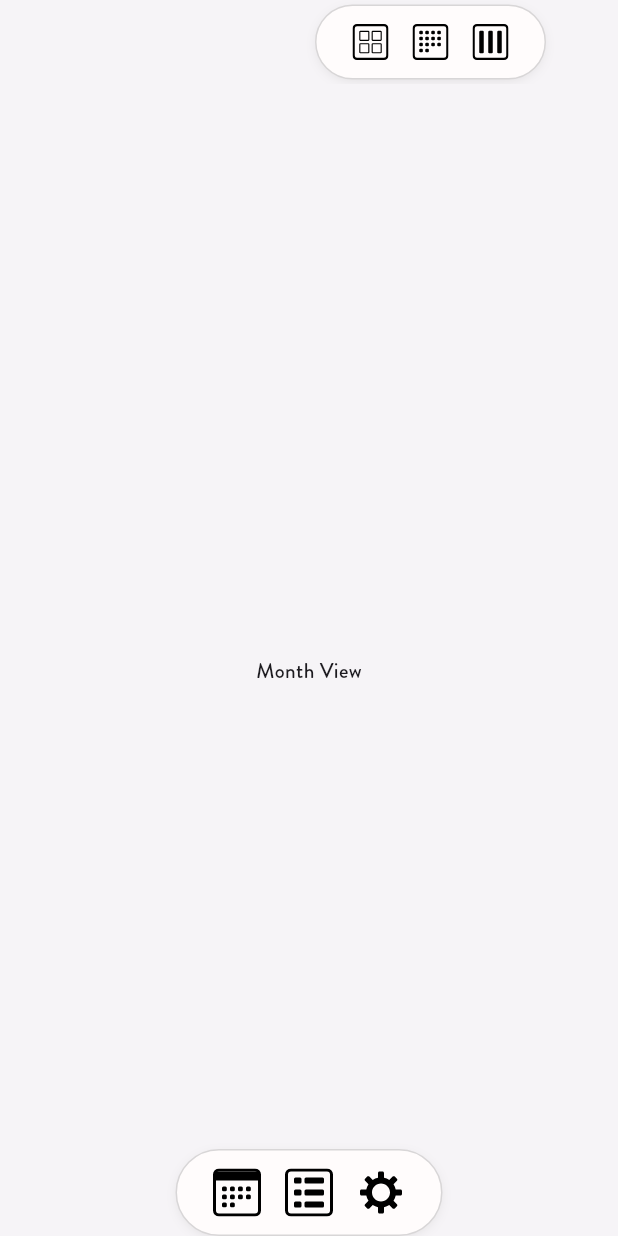
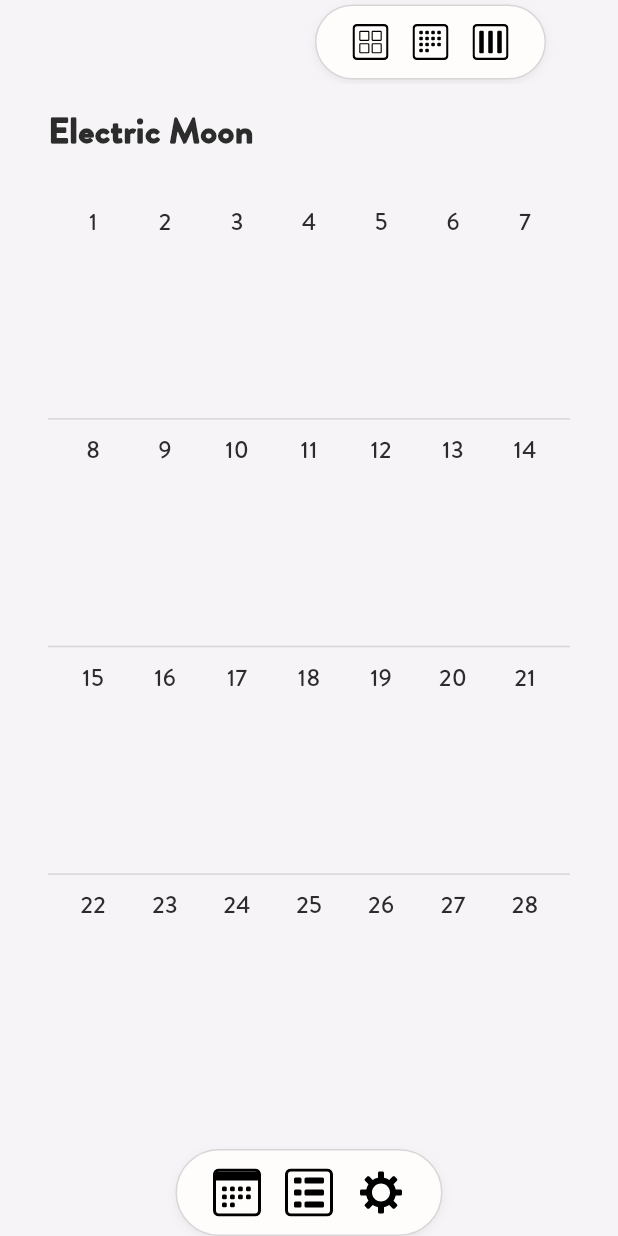
Before and after one commit to halbehers/hamewari_lunar_calendar, a Flutter app: the screen it shows after launch, swiped to page 2, on a phone screen of 412 x 824 dp. Run offline on Flutter 3.47's test engine with Material 3 defaults, Android fonts, the phone set to English and light mode, and no system bars; our stand-ins replace flutter_svg, go_router, sqflite, vibration; accounts and stored records are empty.

Commit message:
Chore: Month view UI

```diff
--- a/lib/main.dart
+++ b/lib/main.dart
@@ -34,7 +34,7 @@ AppTheme lightAppTheme = AppTheme(
 
 AppTheme darkAppTheme = AppTheme(
   backgroundColor: ThemeColors.grey[600]!,
-  secondaryBackgroundColor: ThemeColors.grey[500]!,
+  secondaryBackgroundColor: ThemeColors.grey[700]!,
   textColor: ThemeColors.white,
   iconColor: ThemeColors.grey[100]!,
   iconActiveColor: ThemeColors.turquoise[200]!,
--- a/lib/theme/theme_colors.dart
+++ b/lib/theme/theme_colors.dart
@@ -22,6 +22,7 @@ class ThemeColors {
         400: Color(0xFF6C6C6C),
         500: Color(_greyPrimaryValue),
         600: Color(0xFF2C2C2C),
+        700: Color(0xFF1B1B1B),
       });
 
   static const int _grey100Value = 0xFFF6F4F7;
--- /dev/null
+++ b/lib/ui/calendar/event_card.dart
@@ -0,0 +1,36 @@
+import 'package:flutter/material.dart';
+import 'package:hamewari/db/models/event.dart';
+import 'package:hamewari/main.dart';
+import 'package:hamewari/theme/app_theme.dart';
+
+class EventCard extends StatelessWidget {
+  const EventCard({super.key, required this.event});
+
+  final Event event;
+
+  @override
+  Widget build(BuildContext context) {
+    AppTheme appTheme = context.appTheme;
+
+    return Padding(
+      padding: EdgeInsetsGeometry.symmetric(vertical: 2),
+      child: Container(
+        width: 42,
+        decoration: BoxDecoration(
+          color: appTheme.implementationWeekColor,
+          borderRadius: BorderRadius.all(Radius.circular(4.0)),
+        ),
+        child: Padding(
+          padding: const EdgeInsetsGeometry.symmetric(horizontal: 3),
+          child: Text(
+            event.name,
+            textWidthBasis: TextWidthBasis.parent,
+            overflow: TextOverflow.clip,
+            maxLines: 1,
+            softWrap: true,
+          ),
+        ),
+      ),
+    );
+  }
+}
--- /dev/null
+++ b/lib/ui/calendar/month_calendar.dart
@@ -0,0 +1,56 @@
+import 'package:flutter/material.dart';
+import 'package:hamewari/calendar/calendar_manager.dart';
+import 'package:hamewari/main.dart';
+import 'package:hamewari/theme/app_theme.dart';
+import 'package:hamewari/ui/calendar/month_calendar_week.dart';
+
+class MonthCalendar extends StatelessWidget {
+  const MonthCalendar({super.key, required this.month});
+
+  final Month month;
+
+  Widget buildSeparator(AppTheme appTheme) {
+    return Padding(
+      padding: EdgeInsetsGeometry.only(bottom: 8),
+      child: Container(
+        height: 1,
+        decoration: BoxDecoration(color: appTheme.borderColor),
+      ),
+    );
+  }
+
+  @override
+  Widget build(BuildContext context) {
+    AppTheme appTheme = context.appTheme;
+
+    return Column(
+      crossAxisAlignment: CrossAxisAlignment.start,
+      children: [
+        Flexible(
+          flex: 0,
+          child: Padding(
+            padding: EdgeInsetsGeometry.directional(bottom: 32),
+            child: Text(month.name, style: appTheme.h2),
+          ),
+        ),
+        Flexible(
+          flex: 1,
+          child: Padding(
+            padding: EdgeInsetsGeometry.only(bottom: 90),
+            child: Column(
+              children: [
+                Flexible(child: MonthCalendarWeek(week: Week.starting)),
+                buildSeparator(appTheme),
+                Flexible(child: MonthCalendarWeek(week: Week.refinement)),
+                buildSeparator(appTheme),
+                Flexible(child: MonthCalendarWeek(week: Week.transformation)),
+                buildSeparator(appTheme),
+                Flexible(child: MonthCalendarWeek(week: Week.implementation)),
+              ],
+            ),
+          ),
+        ),
+      ],
+    );
+  }
+}
--- /dev/null
+++ b/lib/ui/calendar/month_calendar_day.dart
@@ -0,0 +1,57 @@
+import 'package:flutter/material.dart';
+import 'package:hamewari/db/models/event.dart';
+import 'package:hamewari/main.dart';
+import 'package:hamewari/theme/app_theme.dart';
+import 'package:hamewari/ui/calendar/event_card.dart';
+
+class MonthCalendarDay extends StatelessWidget {
+  const MonthCalendarDay({
+    super.key,
+    required this.day,
+    this.isActive = false,
+    this.events,
+  });
+
+  final int day;
+  final bool isActive;
+  final List<Event>? events;
+
+  List<Event> getEvents() {
+    if (events == null) return List.empty();
+
+    events!.sort((a, b) => a.startingAt.compareTo(b.startingAt));
+
+    return events!;
+  }
+
+  Widget buildDayNumber(AppTheme appTheme) {
+    return Container(
+      width: 32,
+      height: 24,
+      decoration: isActive
+          ? BoxDecoration(
+              color: appTheme.accentBackgroundColor,
+              borderRadius: BorderRadius.all(Radius.circular(1000)),
+            )
+          : null,
+      child: Center(child: Text(day.toString(), style: appTheme.body)),
+    );
+  }
+
+  @override
+  Widget build(BuildContext context) {
+    AppTheme appTheme = context.appTheme;
+
+    return Padding(
+      padding: EdgeInsetsGeometry.symmetric(horizontal: 2),
+      child: Column(
+        children: [
+          buildDayNumber(appTheme),
+          ...getEvents().map((event) {
+            return EventCard(event: event);
+          }),
+        ],
+      ),
+    );
+  }
+}
--- /dev/null
+++ b/lib/ui/calendar/month_calendar_week.dart
@@ -0,0 +1,36 @@
+import 'package:flutter/material.dart';
+import 'package:hamewari/calendar/calendar_manager.dart';
+import 'package:hamewari/db/models/event.dart';
+import 'package:hamewari/ui/calendar/month_calendar_day.dart';
+
+class MonthCalendarWeek extends StatelessWidget {
+  const MonthCalendarWeek({super.key, required this.week});
+
+  final Week week;
+
+  @override
+  Widget build(BuildContext context) {
+    // Event event1 = Event();
+    // event1.name = "Water plants";
+    // event1.startingAt = DateTime(2026, 2, 24, 9, 30);
+    // event1.endingAt = DateTime(2026, 2, 24, 10, 0);
+    // Event event2 = Event();
+    // event2.name = "Burn candle";
+    // event2.startingAt = DateTime(2026, 2, 24, 11, 0);
+    // event2.endingAt = DateTime(2026, 2, 24, 11, 30);
+
+    return Row(
+      mainAxisAlignment: MainAxisAlignment.spaceEvenly,
+      children:
+          List.generate(
+                7,
+                (int index) => index + ((week.weekNumber - 1) * 7) + 1,
+              )
+              .map(
+                (dayNumber) =>
+                    MonthCalendarDay(day: dayNumber),
+              )
+              .toList(),
+    );
+  }
+}
--- a/lib/ui/calendar/small_month_calendar.dart
+++ b/lib/ui/calendar/small_month_calendar.dart
@@ -18,11 +18,7 @@ class SmallMonthCalendar extends StatelessWidget {
       children: [
         Padding(
           padding: EdgeInsetsGeometry.directional(bottom: 12),
-          child: Text(
-            month.name,
-            style: appTheme.h5,
-            textAlign: TextAlign.start,
-          ),
+          child: Text(month.name, style: appTheme.h5),
         ),
         SmallMonthCalendarWeek(week: Week.starting),
         SmallMonthCalendarWeek(week: Week.refinement),
--- a/lib/ui/calendar/views/month.dart
+++ b/lib/ui/calendar/views/month.dart
@@ -1,10 +1,15 @@
 import 'package:flutter/material.dart';
+import 'package:hamewari/calendar/calendar_manager.dart';
+import 'package:hamewari/ui/calendar/month_calendar.dart';
 
 class MonthView extends StatelessWidget {
   const MonthView({super.key});
 
   @override
   Widget build(BuildContext context) {
-    return Center(child: Text("Month View"));
+    return Padding(
+      padding: EdgeInsetsGeometry.symmetric(horizontal: 32.0),
+      child: MonthCalendar(month: Month.electric),
+    );
   }
 }
--- a/lib/ui/calendar/views/year.dart
+++ b/lib/ui/calendar/views/year.dart
@@ -20,9 +20,7 @@ class YearView extends StatelessWidget {
           mainAxisExtent: 164,
         ),
         itemBuilder: (context, index) => Padding(
-          padding: EdgeInsetsGeometry.symmetric(
-            horizontal: 16.0,
-          ),
+          padding: EdgeInsetsGeometry.symmetric(horizontal: 16.0),
           child: months[index],
         ),
       ),
```
Also changed, not shown: lib/theme/app_theme.dart (+76 -25 lines).
